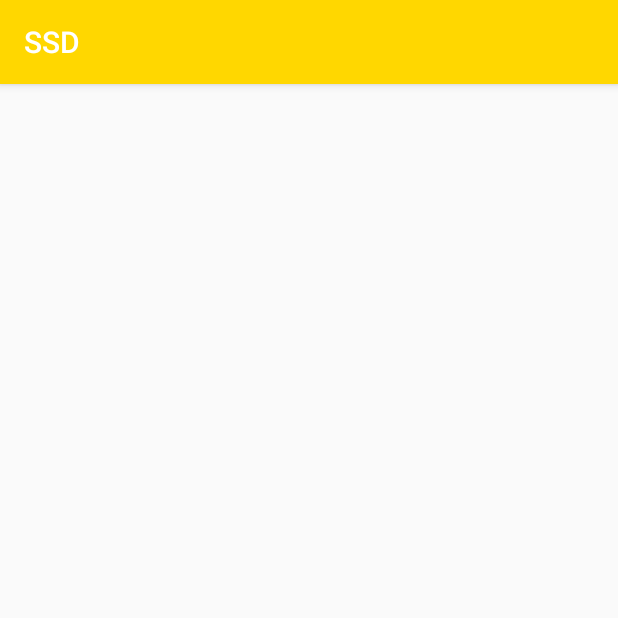
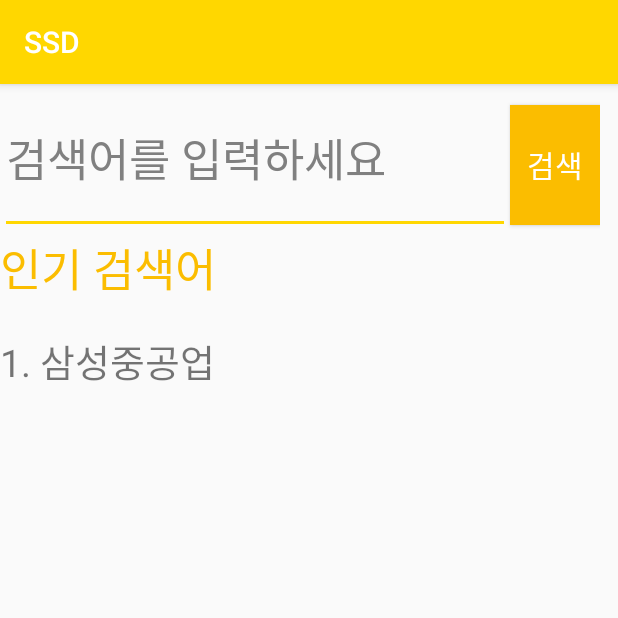
Before and after one commit to seunghun1024/SSD, an Android app: the Search screen opened directly, with no data from a screen before it, on a phone screen of 412 x 824 dp, the top half of it. Run offline under Robolectric (Android 15) with nearby library versions, the phone set to English and light mode, and no system bars.

Commit message:
메인페이지의 검색입력창 클릭시 검색페이지 이동

```diff
--- a/app/src/main/AndroidManifest.xml
+++ b/app/src/main/AndroidManifest.xml
@@ -15,7 +15,7 @@
         android:supportsRtl="true"
         android:theme="@style/AppTheme"
         android:usesCleartextTraffic="true">
-        <activity android:name=".Search"></activity>
+        <activity android:name=".Search"/>
         <activity android:name=".FirstScreen">
             <intent-filter>
                 <action android:name="android.intent.action.MAIN" />
--- a/app/src/main/java/com/example/ssd/Mainpage.java
+++ b/app/src/main/java/com/example/ssd/Mainpage.java
@@ -9,11 +9,14 @@
 import android.os.Bundle;
 import android.support.v7.app.ActionBar;
 import android.support.v7.app.AppCompatActivity;
+import android.text.InputType;
 import android.view.Menu;
 import android.view.MenuInflater;
 import android.view.MenuItem;
+import android.view.MotionEvent;
 import android.view.View;
 import android.widget.AdapterView;
+import android.widget.EditText;
 import android.widget.ListView;
 import android.widget.Toast;
 
@@ -48,6 +51,7 @@
     String university, department, opic;
     Double grades, toeic, toss, training, intern, volunteer, passfail, comsum;
     int grades2, toeic2, opic2, toss2, training2, intern2, volunteer2, finaleducation2, certificate2;
+    EditText editSearch;
 
     @Override
     protected void onCreate(Bundle savedInstanceState) {
@@ -56,10 +60,21 @@
         ActionBar ab = getSupportActionBar();
         ab.setTitle("야너두");
 
+        editSearch = (EditText) findViewById(R.id.main_search);
+
+        editSearch.setOnClickListener(new View.OnClickListener() {
+            @Override
+            public void onClick(View v) {
+                Intent intent = new Intent(getApplicationContext(),Search.class);
+                startActivity(intent);
+            }
+        });
+
         mListView = (ListView) findViewById(R.id.enterpriseview);
-
         enterpriselist();
     }
+
+
 
     @Override
     public boolean onCreateOptionsMenu(Menu menu) {
--- a/app/src/main/res/layout/mainpage.xml
+++ b/app/src/main/res/layout/mainpage.xml
@@ -16,9 +16,11 @@
             android:layout_weight="2"
             android:orientation="horizontal">
             <EditText
+                android:id="@+id/main_search"
                 android:layout_width="match_parent"
                 android:layout_height="match_parent"
-                android:layout_weight="1"/>
+                android:layout_weight="1"
+                />
             <ImageButton
                 android:layout_width="match_parent"
                 android:layout_height="match_parent"
--- a/app/src/main/res/layout/search_page.xml
+++ b/app/src/main/res/layout/search_page.xml
@@ -1,9 +1,50 @@
 <?xml version="1.0" encoding="utf-8"?>
-<android.support.constraint.ConstraintLayout xmlns:android="http://schemas.android.com/apk/res/android"
-    xmlns:app="http://schemas.android.com/apk/res-auto"
-    xmlns:tools="http://schemas.android.com/tools"
+<LinearLayout xmlns:android="http://schemas.android.com/apk/res/android"
     android:layout_width="match_parent"
-    android:layout_height="match_parent"
-    tools:context=".Search">
+    android:layout_height="fill_parent"
+    android:orientation="vertical">
 
-</android.support.constraint.ConstraintLayout>
+    <LinearLayout
+        android:layout_width="wrap_content"
+        android:layout_height="wrap_content"
+        android:orientation="horizontal">
+
+        <EditText
+            android:id="@+id/search"
+            android:layout_width="340dp"
+            android:layout_height="100dp"
+            android:text="검색어를 입력하세요"
+            android:textColor="#808080"
+            android:textSize="30dp"
+            />
+
+        <Button
+            android:id="@+id/search_btn"
+            android:layout_width="60dp"
+            android:layout_height="80dp"
+            android:background="#fbbd00"
+            android:text="검색"
+            android:textColor="#ffffff"
+            android:textSize="20dp" />
+
+    </LinearLayout>
+
+    <LinearLayout
+        android:layout_width="match_parent"
+        android:layout_height="match_parent"
+        android:orientation="vertical">
+
+        <TextView
+            android:layout_width="200dp"
+            android:layout_height="wrap_content"
+            android:textSize="30dp"
+            android:text="인기 검색어"
+            android:textColor="#fbbd00"/>
+        <TextView
+            android:layout_width="match_parent"
+            android:layout_height="match_parent"
+            android:text="1. 삼성중공업"
+            android:textSize="25dp"
+            android:layout_marginTop="20dp"/>
+    </LinearLayout>
+</LinearLayout>
```
